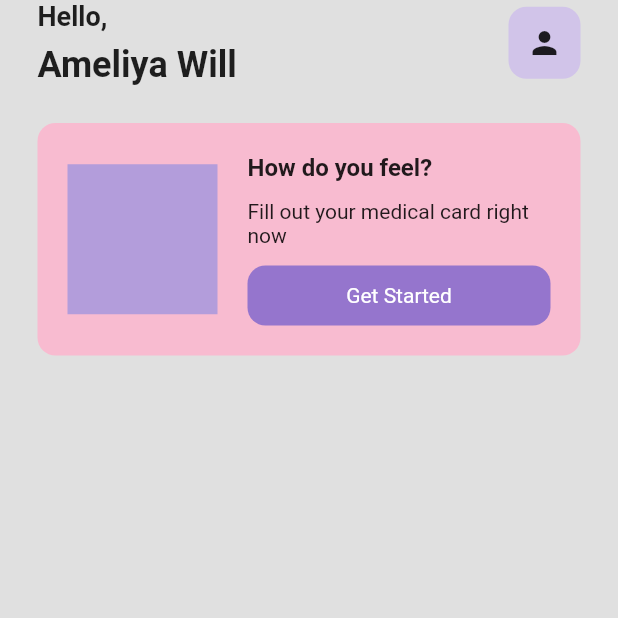
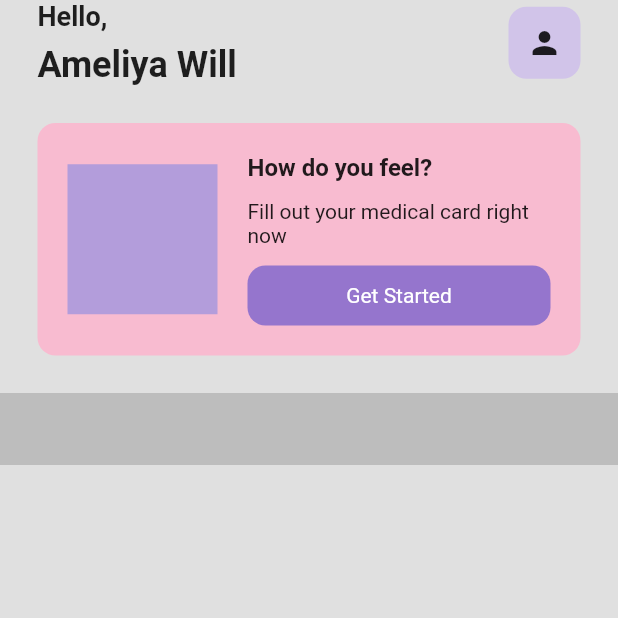
Before and after one commit to Chathu12345/Medical_App_UI_Flutter, a Flutter app: the screen it shows after launch, on a phone screen of 412 x 824 dp, the top half of it. Run offline on Flutter 3.47's test engine with Material 2 defaults, Android fonts, the light colour scheme and no system bars.

Commit message:
did changes

```diff
--- a/lib/pages/home_page.dart
+++ b/lib/pages/home_page.dart
@@ -120,10 +120,19 @@ class _HomePageState extends State<HomePage> {
                   ],
                 ),
               ),
-            )
+            ),
+
+            SizedBox(height: 25,),
 
             //search bar
-
+            Container(
+              decoration: BoxDecoration(color: Colors.grey[400]),
+              child: TextField(
+                decoration: InputDecoration(
+                  border: InputBorder.none,
+                ),
+              ),
+            ),
             //horizontal listview -> categories: dentist, surgeon etc...
 
             //doctor list
```
